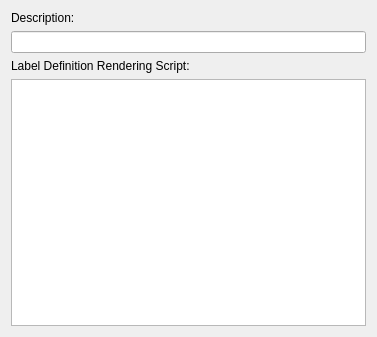
Above: anno/LabelDefinitionPropertiesWidget.ui from urobots-io/anno before the change. Below: the same form after it.
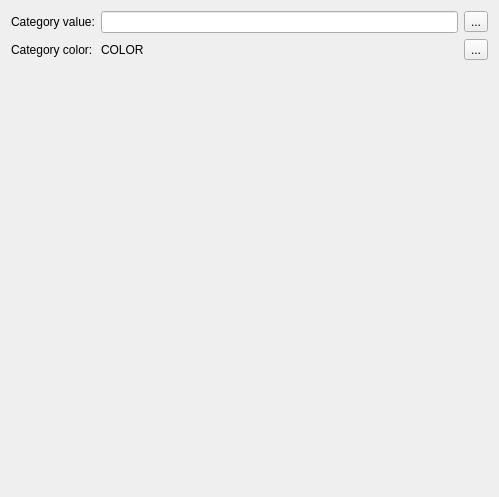
That is the form after the change.

Commit message: UI to edit category color and value

The edit to the form file:
```diff
--- a/anno/LabelDefinitionPropertiesWidget.ui
+++ b/anno/LabelDefinitionPropertiesWidget.ui
@@ -6,34 +6,149 @@
    <rect>
     <x>0</x>
     <y>0</y>
-    <width>377</width>
-    <height>337</height>
+    <width>499</width>
+    <height>497</height>
    </rect>
   </property>
   <property name="windowTitle">
    <string>LabelDefinitionPropertiesWidget</string>
   </property>
   <layout class="QVBoxLayout" name="verticalLayout">
+   <property name="leftMargin">
+    <number>0</number>
+   </property>
+   <property name="topMargin">
+    <number>0</number>
+   </property>
+   <property name="rightMargin">
+    <number>0</number>
+   </property>
+   <property name="bottomMargin">
+    <number>0</number>
+   </property>
    <item>
-    <widget class="QLabel" name="label_2">
-     <property name="text">
-      <string>Description:</string>
+    <widget class="QStackedWidget" name="stackedWidget">
+     <property name="currentIndex">
+      <number>2</number>
      </property>
+     <widget class="QWidget" name="marker_page">
+      <layout class="QVBoxLayout" name="verticalLayout_2">
+       <item>
+        <widget class="QLabel" name="label_2">
+         <property name="text">
+          <string>Description:</string>
+         </property>
+        </widget>
+       </item>
+       <item>
+        <widget class="QLineEdit" name="description_lineEdit"/>
+       </item>
+       <item>
+        <widget class="QLabel" name="label">
+         <property name="text">
+          <string>Rendering Script:</string>
+         </property>
+        </widget>
+       </item>
+       <item>
+        <widget class="QTextEdit" name="rendering_script_textEdit"/>
+       </item>
+      </layout>
+     </widget>
+     <widget class="QWidget" name="empty_page"/>
+     <widget class="QWidget" name="category_page">
+      <layout class="QFormLayout" name="formLayout">
+       <item row="0" column="0">
+        <widget class="QLabel" name="label_3">
+         <property name="text">
+          <string>Category value:</string>
+         </property>
+        </widget>
+       </item>
+       <item row="0" column="1">
+        <widget class="QWidget" name="widget" native="true">
+         <layout class="QHBoxLayout" name="horizontalLayout">
+          <property name="leftMargin">
+           <number>0</number>
+          </property>
+          <property name="topMargin">
+           <number>0</number>
+          </property>
+          <property name="rightMargin">
+           <number>0</number>
+          </property>
+          <property name="bottomMargin">
+           <number>0</number>
+          </property>
+          <item>
+           <widget class="QLineEdit" name="category_value_lineEdit">
+            <property name="readOnly">
+             <bool>true</bool>
+            </property>
+           </widget>
+          </item>
+          <item>
+           <widget class="QToolButton" name="change_category_value_toolButton">
+            <property name="text">
+             <string>...</string>
+            </property>
+           </widget>
+          </item>
+         </layout>
+        </widget>
+       </item>
+       <item row="1" column="0">
+        <widget class="QLabel" name="label_4">
+         <property name="text">
+          <string>Category color:</string>
+         </property>
+        </widget>
+       </item>
+       <item row="1" column="1">
+        <widget class="QWidget" name="widget_2" native="true">
+         <layout class="QHBoxLayout" name="horizontalLayout_2">
+          <property name="leftMargin">
+           <number>0</number>
+          </property>
+          <property name="topMargin">
+           <number>0</number>
+          </property>
+          <property name="rightMargin">
+           <number>0</number>
+          </property>
+          <property name="bottomMargin">
+           <number>0</number>
+          </property>
+          <item>
+           <widget class="QLabel" name="category_color_label">
+            <property name="sizePolicy">
+             <sizepolicy hsizetype="MinimumExpanding" vsizetype="Preferred">
+              <horstretch>0</horstretch>
+              <verstretch>0</verstretch>
+             </sizepolicy>
+            </property>
+            <property name="text">
+             <string>COLOR</string>
+            </property>
+            <property name="scaledContents">
+             <bool>true</bool>
+            </property>
+           </widget>
+          </item>
+          <item>
+           <widget class="QToolButton" name="change_category_color_toolButton">
+            <property name="text">
+             <string>...</string>
+            </property>
+           </widget>
+          </item>
+         </layout>
+        </widget>
+       </item>
+      </layout>
+     </widget>
     </widget>
    </item>
-   <item>
-    <widget class="QLineEdit" name="description_lineEdit"/>
-   </item>
-   <item>
-    <widget class="QLabel" name="label">
-     <property name="text">
-      <string>Label Definition Rendering Script:</string>
-     </property>
-    </widget>
-   </item>
-   <item>
-    <widget class="QTextEdit" name="rendering_script_textEdit"/>
-   </item>
   </layout>
  </widget>
  <layoutdefault spacing="6" margin="11"/>
```
The commit also changes 2 other files.
